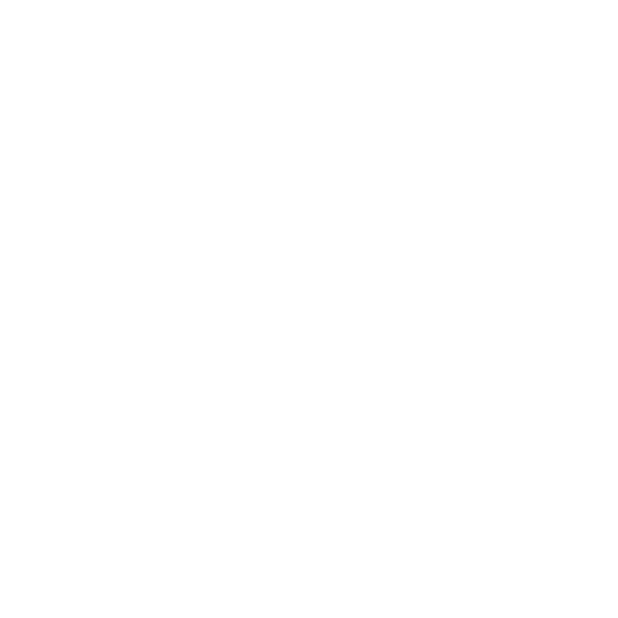
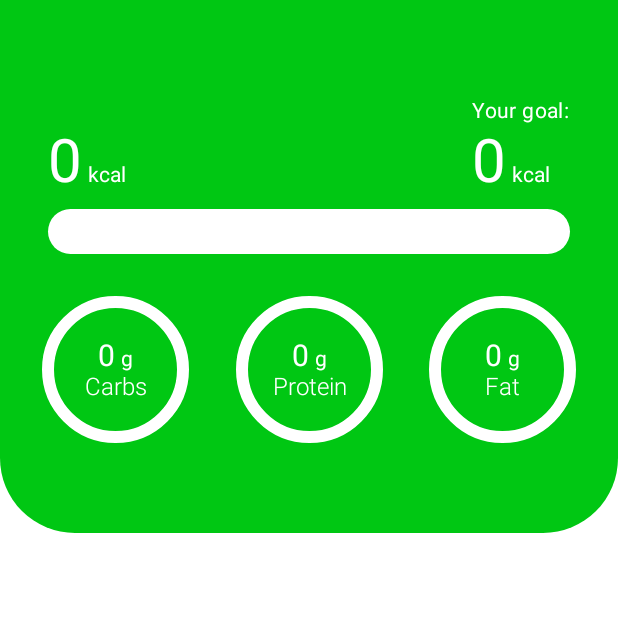
Before and after one commit to fkanellos/CalorieTracker, an Android app built with Jetpack Compose: the TrackerOverviewScreen screen opened through its navigation route, on a phone screen of 412 x 824 dp, the top half of it. Before the commit the part shown is empty. Run offline under Robolectric (Android 15) with nearby library versions, the phone set to English and light mode, and no system bars; our stand-ins replace Dagger/Hilt's generated code, Room's generated code.

Commit message:
setting up NutrientsHeader ui

```diff
--- a/app/src/main/java/com/example/calorietrackerapp/MainActivity.kt
+++ b/app/src/main/java/com/example/calorietrackerapp/MainActivity.kt
@@ -21,6 +21,7 @@ import com.example.onboarding_presentation.height.HeightScreen
 import com.example.onboarding_presentation.nutrient_goal.NutrientGoalScreen
 import com.example.onboarding_presentation.weight.WeightScreen
 import com.example.onboarding_presentation.welcome.WelcomeScreen
+import com.example.tracker_presentation.tracker_overview.TrackerOverviewScreen
 import dagger.hilt.android.AndroidEntryPoint
 
 @AndroidEntryPoint
@@ -77,6 +78,9 @@ class MainActivity : ComponentActivity() {
                         }
 
                         composable(Route.TRACKER_OVERVIEW) {
+                            TrackerOverviewScreen(
+                                onNavigate = navController::navigate
+                            )
 
                         }
                         composable(Route.SEARCH) {
--- /dev/null
+++ b/core-ui/src/main/java/com/example/core_ui/Color.kt
@@ -0,0 +1,14 @@
+package com.example.core_ui
+
+import androidx.compose.ui.graphics.Color
+
+val BrightGreen = Color(0xFF00C713)
+val DarkGreen = Color(0xFF00790C)
+val Orange =  Color(0xFFFFAA00)
+val CarbColor = Color(0xFFEEFF00)
+val ProteinColor = Orange
+val FatColor = Color(0xFFF44336)
+val LightGray = Color(0xFF808080)
+val MediumGray = Color(0xFF404040)
+val DarkGray = Color(0xFF202020)
+val TextWhite = Color(0xFFEEEEEE)
--- /dev/null
+++ b/tracker/tracker_presentation/src/main/java/com/example/tracker_presentation/components/UnitDisplay.kt
@@ -0,0 +1,44 @@
+package com.example.tracker_presentation.components
+
+import androidx.compose.foundation.layout.Row
+import androidx.compose.foundation.layout.Spacer
+import androidx.compose.foundation.layout.width
+import androidx.compose.material.MaterialTheme
+import androidx.compose.material.Text
+import androidx.compose.runtime.Composable
+import androidx.compose.ui.Modifier
+import androidx.compose.ui.graphics.Color
+import androidx.compose.ui.layout.LastBaseline
+import androidx.compose.ui.unit.TextUnit
+import androidx.compose.ui.unit.sp
+import com.example.core_ui.LocalSpacing
+
+@Composable
+fun UnitDisplay(
+    amount: Int,
+    unit: String,
+    modifier: Modifier = Modifier,
+    amountTextSize: TextUnit = 20.sp,
+    amountColor: Color = MaterialTheme.colors.onBackground,
+    unitTextSize: TextUnit = 14.sp,
+    unitColor: Color = MaterialTheme.colors.onBackground
+) {
+    val spacing = LocalSpacing.current
+    Row(modifier = modifier) {
+        Text(
+            text = amount.toString(),
+            style = MaterialTheme.typography.h1,
+            fontSize = amountTextSize,
+            color = amountColor,
+            modifier = Modifier.alignBy(LastBaseline)
+        )
+        Spacer(modifier = Modifier.width(spacing.spaceExtraSmall))
+        Text(
+            text = unit,
+            style = MaterialTheme.typography.body1,
+            fontSize = unitTextSize,
+            color = unitColor,
+            modifier = Modifier.alignBy(LastBaseline)
+        )
+    }
+}
--- /dev/null
+++ b/tracker/tracker_presentation/src/main/java/com/example/tracker_presentation/tracker_overview/TrackerOverviewScreen.kt
@@ -0,0 +1,31 @@
+package com.example.tracker_presentation.tracker_overview
+
+import androidx.compose.foundation.layout.fillMaxSize
+import androidx.compose.foundation.layout.padding
+import androidx.compose.foundation.lazy.LazyColumn
+import androidx.compose.runtime.Composable
+import androidx.compose.ui.Modifier
+import androidx.compose.ui.platform.LocalContext
+import androidx.hilt.navigation.compose.hiltViewModel
+import com.example.core.util.UiEvent
+import com.example.core_ui.LocalSpacing
+import com.example.tracker_presentation.tracker_overview.components.NutrientsHeader
+
+@Composable
+fun TrackerOverviewScreen(
+    onNavigate: (UiEvent.Navigate) -> Unit,
+    viewModel: TrackerOverviewViewModel = hiltViewModel()
+) {
+    val spacing = LocalSpacing.current
+    val state = viewModel.state
+    val context = LocalContext.current
+    LazyColumn(
+        modifier = Modifier
+            .fillMaxSize()
+            .padding(bottom = spacing.spaceMedium)
+    ) {
+        item {
+            NutrientsHeader(state = state)
+        }
+    }
+}
--- /dev/null
+++ b/tracker/tracker_presentation/src/main/java/com/example/tracker_presentation/tracker_overview/components/NutrientBarInfo.kt
@@ -0,0 +1,109 @@
+package com.example.tracker_presentation.tracker_overview.components
+
+import androidx.compose.animation.core.Animatable
+import androidx.compose.animation.core.tween
+import androidx.compose.foundation.Canvas
+import androidx.compose.foundation.layout.Box
+import androidx.compose.foundation.layout.Column
+import androidx.compose.foundation.layout.aspectRatio
+import androidx.compose.foundation.layout.fillMaxWidth
+import androidx.compose.material.MaterialTheme
+import androidx.compose.material.Text
+import androidx.compose.runtime.Composable
+import androidx.compose.runtime.LaunchedEffect
+import androidx.compose.runtime.remember
+import androidx.compose.ui.Alignment
+import androidx.compose.ui.Modifier
+import androidx.compose.ui.graphics.Color
+import androidx.compose.ui.graphics.StrokeCap
+import androidx.compose.ui.graphics.drawscope.Stroke
+import androidx.compose.ui.res.stringResource
+import androidx.compose.ui.text.font.FontWeight
+import androidx.compose.ui.unit.Dp
+import androidx.compose.ui.unit.dp
+import com.example.core.R.string.grams
+import com.example.tracker_presentation.components.UnitDisplay
+
+@Composable
+fun NutrientBarInfo(
+    value: Int,
+    goal: Int,
+    name: String,
+    color: Color,
+    modifier: Modifier = Modifier,
+    strokeWidth: Dp = 8.dp,
+) {
+    val background = MaterialTheme.colors.background
+    val goalExceededColor = MaterialTheme.colors.error
+    val angleRatio = remember {
+        Animatable(0f)
+    }
+    LaunchedEffect(key1 = value) {
+        angleRatio.animateTo(
+            targetValue = if (goal > 0) {
+                value / goal.toFloat()
+            } else 0f,
+            animationSpec = tween(
+                durationMillis = 300
+            )
+        )
+    }
+    Box(
+        modifier = modifier,
+        contentAlignment = Alignment.Center
+    ) {
+        Canvas(
+            modifier = Modifier
+                .fillMaxWidth()
+                .aspectRatio(1f),
+        ) {
+            drawArc(
+                color = if(value <= goal) background else goalExceededColor,
+                startAngle = 0f,
+                sweepAngle = 360f,
+                useCenter = false,
+                size = size,
+                style = Stroke(
+                    width = strokeWidth.toPx(),
+                    cap = StrokeCap.Round
+                )
+            )
+            if(value <= goal) {
+                drawArc(
+                    color = color,
+                    startAngle = 90f,
+                    sweepAngle = 360f * angleRatio.value,
+                    useCenter = false,
+                    size = size,
+                    style = Stroke(
+                        width = strokeWidth.toPx(),
+                        cap = StrokeCap.Round
+                    )
+                )
+            }
+        }
+        Column(
+            modifier = Modifier.fillMaxWidth(),
+            horizontalAlignment = Alignment.CenterHorizontally
+        ) {
+            UnitDisplay(
+                amount = value,
+                unit = stringResource(id = grams),
+                amountColor = if(value <= goal) {
+                    MaterialTheme.colors.onPrimary
+                } else goalExceededColor,
+                unitColor = if(value <= goal) {
+                    MaterialTheme.colors.onPrimary
+                } else goalExceededColor
+            )
+            Text(
+                text = name,
+                color = if(value <= goal) {
+                    MaterialTheme.colors.onPrimary
+                } else goalExceededColor,
+                style = MaterialTheme.typography.body1,
+                fontWeight = FontWeight.Light
+            )
+        }
+    }
+}
--- /dev/null
+++ b/tracker/tracker_presentation/src/main/java/com/example/tracker_presentation/tracker_overview/components/NutrientsBar.kt
@@ -0,0 +1,93 @@
+package com.example.tracker_presentation.tracker_overview.components
+
+import androidx.compose.animation.core.Animatable
+import androidx.compose.foundation.Canvas
+import androidx.compose.material.MaterialTheme
+import androidx.compose.runtime.Composable
+import androidx.compose.runtime.LaunchedEffect
+import androidx.compose.runtime.remember
+import androidx.compose.ui.Modifier
+import androidx.compose.ui.geometry.CornerRadius
+import androidx.compose.ui.geometry.Size
+import com.example.core_ui.CarbColor
+import com.example.core_ui.FatColor
+import com.example.core_ui.ProteinColor
+
+@Composable
+fun NutrientsBar(
+    carbs: Int,
+    protein: Int,
+    fat: Int,
+    calories: Int,
+    calorieGoal: Int,
+    modifier: Modifier = Modifier
+) {
+    val background = MaterialTheme.colors.background
+    val caloriesExceedColor = MaterialTheme.colors.error
+    val carbWidthRatio = remember {
+        Animatable(0f)
+    }
+    val proteinWidthRatio = remember {
+        Animatable(0f)
+    }
+    val fatWidthRatio = remember {
+        Animatable(0f)
+    }
+    LaunchedEffect(key1 = carbs) {
+        carbWidthRatio.animateTo(
+            targetValue = ((carbs * 4f) / calorieGoal)
+        )
+    }
+    LaunchedEffect(key1 = protein) {
+        proteinWidthRatio.animateTo(
+            targetValue = ((protein * 4f) / calorieGoal)
+        )
+    }
+    LaunchedEffect(key1 = fat) {
+        fatWidthRatio.animateTo(
+            targetValue = ((fat * 9f) / calorieGoal)
+        )
+    }
+    Canvas(modifier = modifier) {
+        if(calories <= calorieGoal) {
+            val carbsWidth = carbWidthRatio.value * size.width
+            val proteinWidth = proteinWidthRatio.value * size.width
+            val fatWidth = fatWidthRatio.value * size.width
+            drawRoundRect(
+                color = background,
+                size = size,
+                cornerRadius = CornerRadius(100f)
+            )
+            drawRoundRect(
+                color = FatColor,
+                size = Size(
+                    width = carbsWidth + proteinWidth + fatWidth,
+                    height = size.height
+                ),
+                cornerRadius = CornerRadius(100f)
+            )
+            drawRoundRect(
+                color = ProteinColor,
+                size = Size(
+                    width = carbsWidth + proteinWidth,
+                    height = size.height
+                ),
+                cornerRadius = CornerRadius(100f)
+            )
+            drawRoundRect(
+                color = CarbColor,
+                size = Size(
+                    width = carbsWidth,
+                    height = size.height
+                ),
+                cornerRadius = CornerRadius(100f)
+            )
+        } else {
+            drawRoundRect(
+                color = caloriesExceedColor,
+                size = size,
+                cornerRadius = CornerRadius(100f)
+            )
+        }
+    }
+}
--- /dev/null
+++ b/tracker/tracker_presentation/src/main/java/com/example/tracker_presentation/tracker_overview/components/NutrientsHeader.kt
@@ -0,0 +1,114 @@
+package com.example.tracker_presentation.tracker_overview.components
+
+import androidx.compose.animation.core.animateIntAsState
+import androidx.compose.foundation.background
+import androidx.compose.foundation.shape.RoundedCornerShape
+import androidx.compose.material.MaterialTheme
+import androidx.compose.runtime.Composable
+import androidx.compose.ui.Modifier
+import androidx.compose.ui.draw.clip
+import androidx.compose.ui.res.stringResource
+import androidx.compose.ui.unit.dp
+import androidx.compose.foundation.layout.*
+import androidx.compose.material.Text
+import androidx.compose.ui.Alignment
+import androidx.compose.ui.unit.sp
+import com.example.core.R.string
+import com.example.core_ui.CarbColor
+import com.example.core_ui.FatColor
+import com.example.core_ui.LocalSpacing
+import com.example.core_ui.ProteinColor
+import com.example.tracker_presentation.components.UnitDisplay
+import com.example.tracker_presentation.tracker_overview.TrackerOverviewState
+
+@Composable
+fun NutrientsHeader(
+    state: TrackerOverviewState,
+    modifier: Modifier = Modifier
+) {
+    val spacing = LocalSpacing.current
+    val animatedCalorieCount = animateIntAsState(
+        targetValue = state.totalCalories
+    )
+    Column(
+        modifier = modifier
+            .fillMaxWidth()
+            .clip(
+                RoundedCornerShape(
+                    bottomStart = 50.dp,
+                    bottomEnd = 50.dp
+                )
+            )
+            .background(MaterialTheme.colors.primary)
+            .padding(
+                horizontal = spacing.spaceLarge,
+                vertical = spacing.spaceExtraLarge
+            )
+    ) {
+        Row(
+            modifier = Modifier.fillMaxWidth(),
+            horizontalArrangement = Arrangement.SpaceBetween
+        ) {
+            UnitDisplay(
+                amount = animatedCalorieCount.value,
+                unit = stringResource(id = string.kcal ),
+                amountColor = MaterialTheme.colors.onPrimary,
+                amountTextSize = 40.sp,
+                unitColor = MaterialTheme.colors.onPrimary,
+                modifier = Modifier.align(Alignment.Bottom)
+            )
+            Column {
+                Text(
+                    text = stringResource(id = string.your_goal),
+                    style = MaterialTheme.typography.body2,
+                    color = MaterialTheme.colors.onPrimary
+                )
+                UnitDisplay(
+                    amount = animatedCalorieCount.value,
+                    unit = stringResource(id = string.kcal),
+                    amountColor = MaterialTheme.colors.onPrimary,
+                    amountTextSize = 40.sp,
+                    unitColor = MaterialTheme.colors.onPrimary,
+                )
+            }
+        }
+        Spacer(modifier = Modifier.height(spacing.spaceSmall))
+        NutrientsBar(
+            carbs = state.totalCarbs,
+            protein = state.totalProtein,
+            fat = state.totalFat,
+            calories = state.totalCalories,
+            calorieGoal = state.caloriesGoal,
+            modifier = Modifier
+                .fillMaxWidth()
+                .height(30.dp)
+        )
+        Spacer(modifier = Modifier.height(spacing.spaceLarge))
+        Row(
+            modifier = Modifier.fillMaxWidth(),
+            horizontalArrangement = Arrangement.SpaceBetween
+        ) {
+            NutrientBarInfo(
+                value = state.totalCarbs,
+                goal = state.carbsGoal,
+                name = stringResource(id = string.carbs),
+                color = CarbColor,
+                modifier = Modifier.size(90.dp)
+            )
+            NutrientBarInfo(
+                value = state.totalProtein,
+                goal = state.proteinGoal,
+                name = stringResource(id = string.protein),
+                color = ProteinColor,
+                modifier = Modifier.size(90.dp)
+            )
+            NutrientBarInfo(
+                value = state.totalFat,
+                goal = state.fatGoal,
+                name = stringResource(id = string.fat),
+                color = FatColor,
+                modifier = Modifier.size(90.dp)
+            )
+        }
+    }
+}
```
